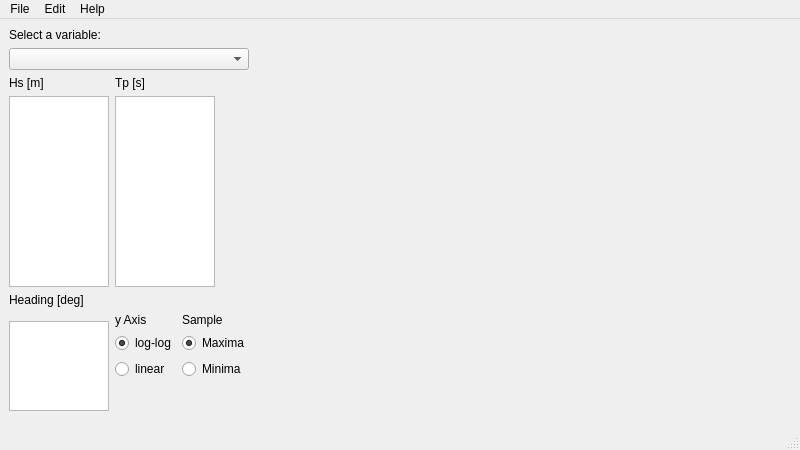
This is Qt/ResultsVisualiser/results_visualiser.ui in haphaeu/yoshimi as Qt 5 draws it before an edit. The edited form follows.
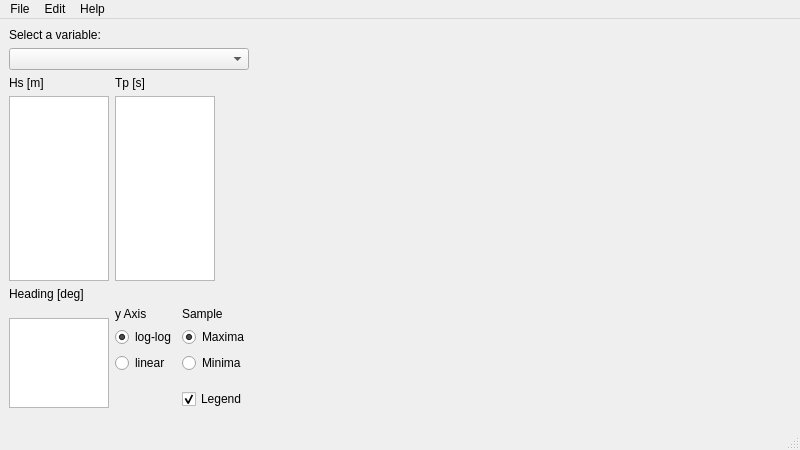
This is the edited form. Custom widgets are drawn as their Qt base class.

Commit message:
Results visualiser working beautifuly :)
Need to:

 - document code properly

 - work out how to deploy it

What changed in the file:
```diff
--- a/Qt/ResultsVisualiser/results_visualiser.ui
+++ b/Qt/ResultsVisualiser/results_visualiser.ui
@@ -10,6 +10,12 @@
     <height>450</height>
    </rect>
   </property>
+  <property name="minimumSize">
+   <size>
+    <width>450</width>
+    <height>300</height>
+   </size>
+  </property>
   <property name="windowTitle">
    <string>MainWindow</string>
   </property>
@@ -50,7 +56,7 @@
        </widget>
       </item>
       <item>
-       <layout class="QGridLayout" name="gridLayout" rowstretch="0,0,0,0,0,0">
+       <layout class="QGridLayout" name="gridLayout" rowstretch="0,0,0,0">
         <item row="3" column="0">
          <widget class="QListWidget" name="listHeading">
           <property name="sizePolicy">
@@ -225,6 +231,16 @@
             </property>
            </spacer>
           </item>
+          <item row="3" column="1">
+           <widget class="QCheckBox" name="checkBoxLegend">
+            <property name="text">
+             <string>Legend</string>
+            </property>
+            <property name="checked">
+             <bool>true</bool>
+            </property>
+           </widget>
+          </item>
          </layout>
         </item>
        </layout>
```
Left out of the diff: 4 changed lines with no effect on the pictures. The commit also changes 3 other files.
